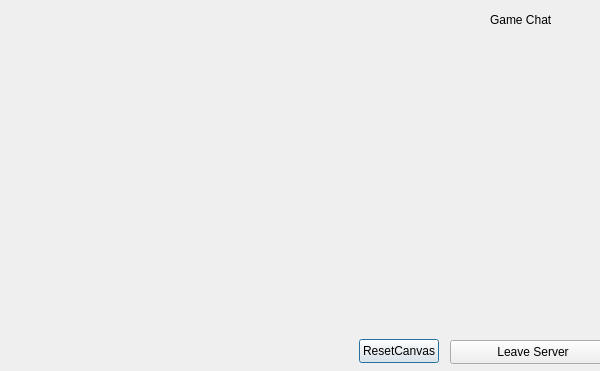
macovei-alex/MCProject, file QtClient/QtClient/canvaspaint.ui: the form before one commit.
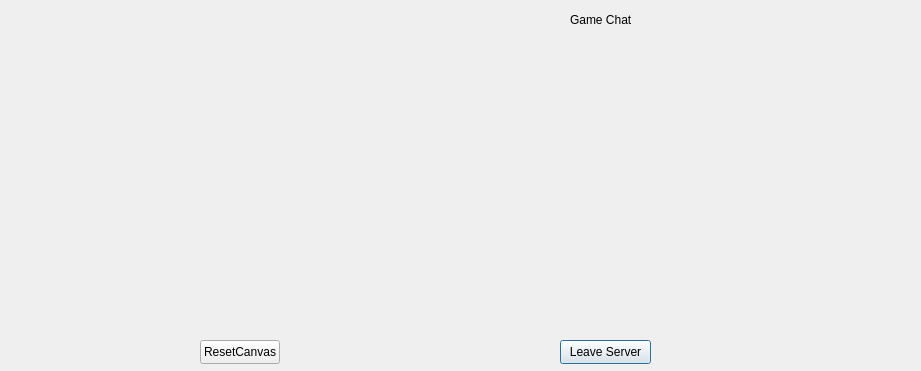
The form after the commit.

Commit message: Resized Canvaspaint to have screen dimensions

```diff
--- a/QtClient/QtClient/canvaspaint.ui
+++ b/QtClient/QtClient/canvaspaint.ui
@@ -2,30 +2,22 @@
 <ui version="4.0">
  <class>CanvasPaint</class>
  <widget class="QDialog" name="CanvasPaint">
-  <property name="geometry">
-   <rect>
-    <x>0</x>
-    <y>0</y>
-    <width>600</width>
-    <height>371</height>
-   </rect>
-  </property>
   <property name="windowTitle">
    <string>Canvas</string>
   </property>
   <widget class="QWidget" name="GameChat" native="true">
    <property name="geometry">
     <rect>
-     <x>440</x>
+     <x>490</x>
      <y>0</y>
-     <width>161</width>
+     <width>231</width>
      <height>371</height>
     </rect>
    </property>
    <widget class="QLabel" name="GameChatLabel">
     <property name="geometry">
      <rect>
-      <x>50</x>
+      <x>80</x>
       <y>10</y>
       <width>81</width>
       <height>20</height>
@@ -39,29 +31,31 @@
     <property name="geometry">
      <rect>
       <x>0</x>
-      <y>60</y>
-      <width>161</width>
+      <y>40</y>
+      <width>231</width>
       <height>291</height>
      </rect>
     </property>
    </widget>
-   <widget class="QWidget" name="layoutWidget">
+   <widget class="QPushButton" name="LeaveServerButton">
     <property name="geometry">
      <rect>
-      <x>10</x>
+      <x>70</x>
       <y>340</y>
-      <width>168</width>
-      <height>26</height>
+      <width>91</width>
+      <height>24</height>
      </rect>
     </property>
-    <layout class="QHBoxLayout" name="horizontalLayout"/>
+    <property name="text">
+     <string>Leave Server</string>
+    </property>
    </widget>
   </widget>
   <widget class="QPushButton" name="ResetCanvas">
    <property name="geometry">
     <rect>
-     <x>359</x>
-     <y>339</y>
+     <x>200</x>
+     <y>340</y>
      <width>80</width>
      <height>24</height>
     </rect>
@@ -70,19 +64,6 @@
     <string>ResetCanvas</string>
    </property>
   </widget>
-  <widget class="QPushButton" name="LeaveServerButton">
-   <property name="geometry">
-    <rect>
-     <x>450</x>
-     <y>340</y>
-     <width>166</width>
-     <height>24</height>
-    </rect>
-   </property>
-   <property name="text">
-    <string>Leave Server</string>
-   </property>
-  </widget>
  </widget>
  <resources/>
  <connections/>
```
The commit also changes 3 other files.
